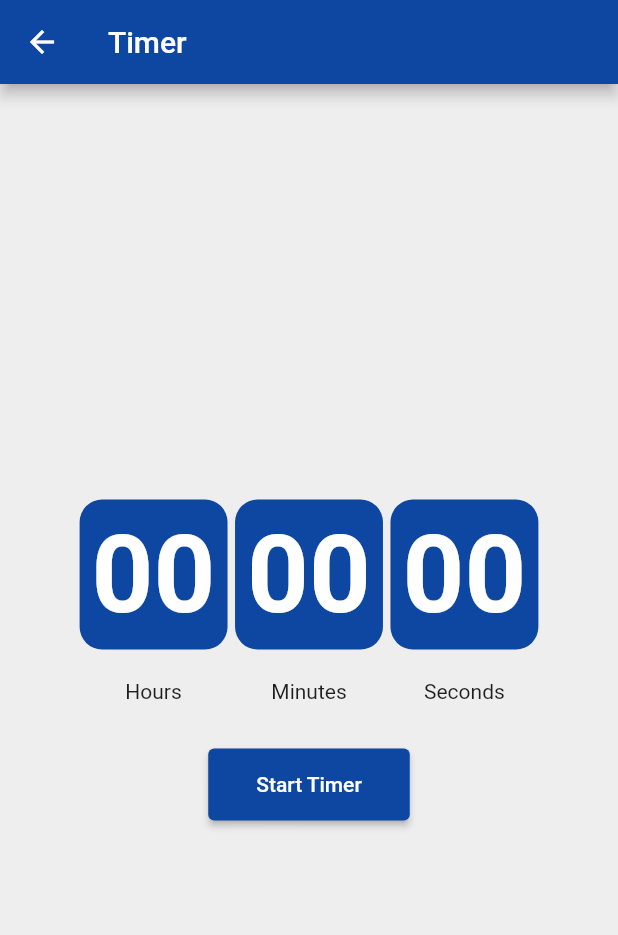
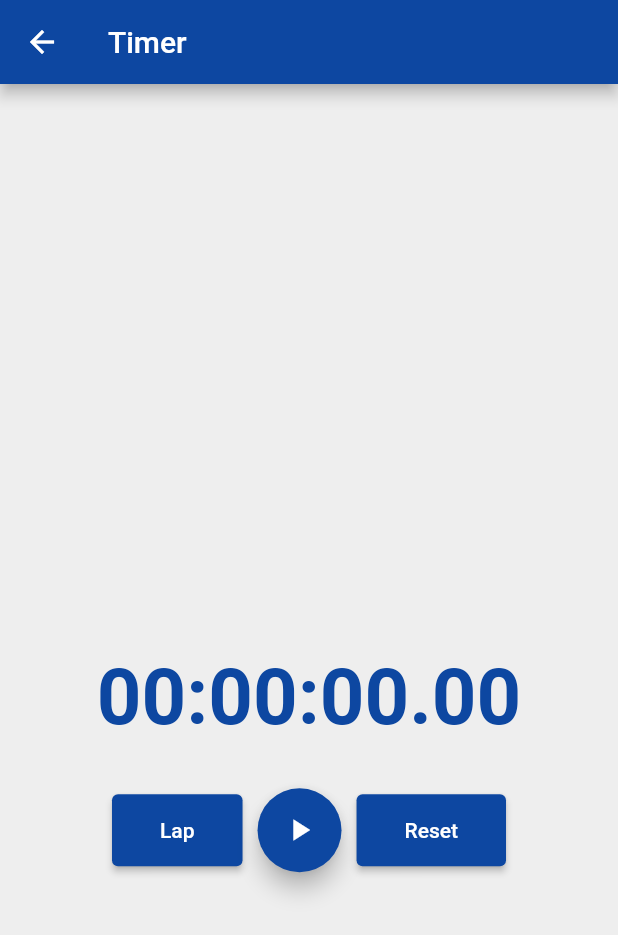
Before and after one commit to mmanning1/WODaily, a Flutter app: the TimerScreen screen opened directly, on a phone screen of 412 x 824 dp. Shown: the top 935 px of the screen. Run offline on Flutter 3.47's test engine with Material 2 defaults, Android fonts, the phone set to English and light mode, and no system bars; our stand-ins replace cloud_firestore, firebase_auth, firebase_core, flutter_signin_button, flutter_spinkit, font_awesome_flutter and 4 more; accounts and stored records are empty.

Commit message:
Convert timer screen to use stop_watch_timer package

```diff
--- a/lib/screens/timer_screen.dart
+++ b/lib/screens/timer_screen.dart
@@ -1,5 +1,6 @@
 import 'dart:async';
 import 'package:flutter/material.dart';
+import 'package:stop_watch_timer/stop_watch_timer.dart';
 
 class TimerScreen extends StatefulWidget {
 
@@ -9,10 +10,9 @@ class TimerScreen extends StatefulWidget {
 }
 
 class _TimerScreenState extends State<TimerScreen>{
-  static const countdownDuration = Duration(minutes:10 );
-  Duration duration = Duration();
-  Timer timer;
-
+  final StopWatchTimer _stopWatchTimer = StopWatchTimer();
+  final _isHours = true;
+  final _scrollController = ScrollController();
   bool isCountdown = false;
 
   @override
@@ -21,51 +21,26 @@ class _TimerScreenState extends State<TimerScreen>{
     //startTimer();
   }
 
-  void reset(){
-    if (isCountdown) {
-      setState(() => duration = countdownDuration);
-    } else {
-      setState(() => duration = Duration());
-    }
+  void resetTimer(){
+    _stopWatchTimer.onResetTimer();
   }
 
-  void startTimer ({bool resets = true}) {
-    if (resets) {
-      reset();
-    }
-    timer = Timer.periodic(Duration(seconds: 1), (_) => addTime());
+  void startTimer () {
+    _stopWatchTimer.onStartTimer();
   }
 
-  void stopTimer({bool resets = true}) {
-    if (resets) {
-      reset();
+  void stopTimer() {
+    _stopWatchTimer.onStopTimer();
   }
 
-    setState(() => timer.cancel());
-  }
-
-  void addTime () {
-    final addSeconds = isCountdown ? -1 : 1;
-
-    if (mounted) {
-      setState(() {
-        final seconds = duration.inSeconds + addSeconds;
-
-        if(seconds < 0) {
-          timer.cancel();
-          //todo maybe beep here?
-        } else {
-          duration = Duration(seconds: seconds);
-        }
-      });
-    }
+  void lapTime() {
+    _stopWatchTimer.onAddLap();
   }
 
   @override
   void dispose() {
-    if (timer!=null) {
-      timer.cancel();
-    }
+    _stopWatchTimer.dispose();
+    _scrollController.dispose();
     super.dispose();
   }
 
@@ -81,7 +56,52 @@ class _TimerScreenState extends State<TimerScreen>{
         child: Column(
           mainAxisAlignment: MainAxisAlignment.center,
           children: [
-            buildTime(),
+            Container(
+              height: 120,
+              margin: const EdgeInsets.all(8),
+              child: StreamBuilder<List<StopWatchRecord>>(
+                stream: _stopWatchTimer.records,
+                initialData: _stopWatchTimer.records.value,
+                builder: (context, snapshot) {
+                  final value = snapshot.data;
+                  if(value.isEmpty){
+                    return Container();
+                  }
+                  Future.delayed(const Duration(milliseconds: 100), () {
+                    _scrollController.animateTo(
+                        _scrollController.position.maxScrollExtent,
+                        duration: const Duration(milliseconds: 200),
+                        curve: Curves.easeOut);
+                  });
+                  return ListView.builder(
+                    itemCount: value.length,
+                    controller: _scrollController,
+                    itemBuilder: (context, index) {
+                      final data = value[index];
+                      return Column(
+                        children: [
+                          Padding(
+                            padding: const EdgeInsets.all(8.0),
+                            child: Text('${index + 1} - ${data.displayTime}'),
+                          ),
+                        ],
+                      );
+                    });
+                }
+              ),
+            ),
+            StreamBuilder<int>(
+                stream: _stopWatchTimer.rawTime,
+                initialData: _stopWatchTimer.rawTime.value,
+                builder: (context, snapshot) {
+              final value = snapshot.data;
+              final displayTime = StopWatchTimer.getDisplayTime(value, hours: _isHours);
+              return Text(displayTime, style: TextStyle(
+                fontWeight: FontWeight.bold,
+                color: Colors.blue.shade900,
+                fontSize: 52,
+              ),);
+            }),
             const SizedBox(height: 30,),
             buildButtons(),
           ],
@@ -90,100 +110,52 @@ class _TimerScreenState extends State<TimerScreen>{
     );
   }
 
-  Widget buildTime() {
-    String twoDigits(int n) => n.toString().padLeft(2,'0');
-    final minutes = twoDigits(duration.inMinutes.remainder(60));
-    final seconds = twoDigits(duration.inSeconds.remainder(60));
-    final hours = twoDigits(duration.inHours.remainder(60));
-
-    /*
-    return Text(
-      '$minutes:$seconds',
-      style: TextStyle(fontSize: 80),
-    );
-     */
+  Widget buildButtons() {
+    final isRunning = _stopWatchTimer.isRunning;
 
     return Row(
       mainAxisAlignment: MainAxisAlignment.center,
       children: [
-        buildTimeCard(time: hours, header: 'Hours'),
-        const SizedBox(width: 5),
-        buildTimeCard(time: minutes, header: 'Minutes'),
-        const SizedBox(width: 5),
-        buildTimeCard(time: seconds, header: 'Seconds'),
-      ],
-    );
-  }
-
-  Widget buildTimeCard({String time, String header}) {
-    return Column(
-      mainAxisAlignment: MainAxisAlignment.center,
-      children: <Widget>[
-        Container(
-          padding: EdgeInsets.all(8),
-          decoration: BoxDecoration(
-              color: Colors.blue.shade900,
-              borderRadius: BorderRadius.circular(15)
-          ),
-          child: Text(
-            time,
-            style: TextStyle(
-              fontWeight: FontWeight.bold,
-              color: Colors.white,
-              fontSize: 72,
-            ),
-          ),
-        ),
-        const SizedBox(height: 20),
-        Text(header)
-      ],
-    );
-  }
-
-  Widget buildButtons() {
-    final isRunning = timer == null ? false : timer.isActive;
-    final isCompleted = duration.inSeconds == 0;
-
-    return isRunning || !isCompleted ?
-    Row(
-      mainAxisAlignment: MainAxisAlignment.center,
-      children: [
         ElevatedButton(
             style: ElevatedButton.styleFrom(
-                primary: Colors.blue.shade900,
+                backgroundColor: Colors.blue.shade900,
                 padding: EdgeInsets.symmetric(horizontal: 32, vertical: 16)
             ),
-            child: Text(isRunning ? "Stop":"Resume",style: TextStyle(color: Colors.white)),
+            child: Text("Lap",style: TextStyle(color: Colors.white)),
             onPressed: () {
+              setState(() {
+                lapTime();
+              });
+            }
+        ),
+        const SizedBox(width: 10.0,),
+        FloatingActionButton(
+          backgroundColor: Colors.blue.shade900,
+          child: isRunning ? Icon(Icons.pause,color: Colors.white) : Icon(Icons.play_arrow,color: Colors.white),
+          onPressed: () {
+            setState(() {
               if (isRunning) {
-                stopTimer(resets: false);
+                stopTimer();
               } else {
-                startTimer(resets: false);
+                startTimer();
               }
+            });
           }
         ),
         const SizedBox(width: 10.0,),
         ElevatedButton(
             style: ElevatedButton.styleFrom(
-                primary: Colors.blue.shade900,
+                backgroundColor: Colors.blue.shade900,
                 padding: EdgeInsets.symmetric(horizontal: 32, vertical: 16)
             ),
-            child: Text("Cancel",style: TextStyle(color: Colors.white)),
+            child: Text("Reset",style: TextStyle(color: Colors.white)),
             onPressed: () {
-              stopTimer(resets: true);
+              setState(() {
+                resetTimer();
+              });
             }
         ),
       ],
-    ):
-    ElevatedButton(
-        style: ElevatedButton.styleFrom(
-            primary: Colors.blue.shade900,
-            padding: EdgeInsets.symmetric(horizontal: 32, vertical: 16)
-        ),
-        child: Text("Start Timer",style: TextStyle(color: Colors.white)),
-        onPressed: () {
-          startTimer();
-        }
     );
   }
 
--- a/pubspec.yaml
+++ b/pubspec.yaml
@@ -50,6 +50,7 @@ dependencies:
   cloud_firestore: 3.3.0
   flutter_signin_button: ^2.0.0
   table_calendar: ^3.0.3
+  stop_watch_timer: 2.0.0
 
 dev_dependencies:
   flutter_test:
```
Lines whose indentation alone changed are shown as unchanged.
